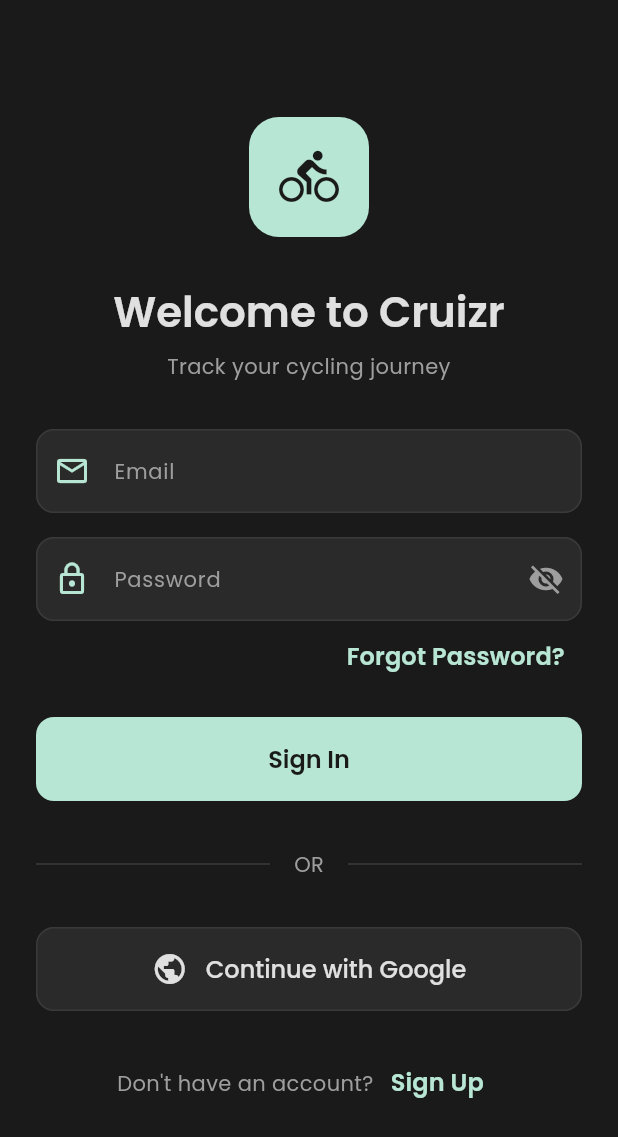
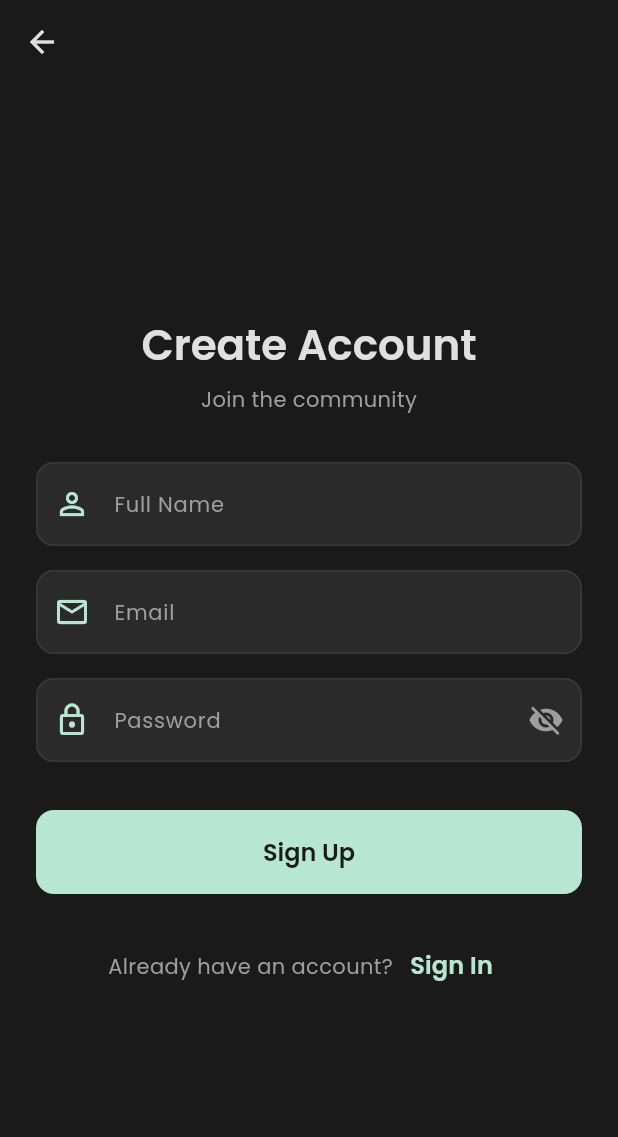
Before and after one commit to jithin-rajesh/Cycling-App, a Flutter app: the screen it shows after launch, after a tap on "Sign Up", on a phone screen of 412 x 824 dp. Shown: the top 1137 px of the screen. Run offline on Flutter 3.47's test engine with Material 3 defaults, Android fonts, the phone set to English and light mode, and no system bars; our stand-ins replace cloud_firestore, firebase_auth, firebase_core, firebase_storage, google_fonts, google_sign_in and 1 more; accounts and stored records are empty; network calls fail.

Commit message:
Added sign up and profile setup screens

```diff
--- a/lib/main.dart
+++ b/lib/main.dart
@@ -4,8 +4,10 @@ import 'theme/app_theme.dart';
 import 'screens/sign_in_screen.dart';
 import 'firebase_options.dart';
 
+import 'package:cloud_firestore/cloud_firestore.dart';
 import 'package:firebase_auth/firebase_auth.dart';
 import 'screens/home_screen.dart';
+import 'screens/profile_setup_screen.dart';
 
 void main() async {
   WidgetsFlutterBinding.ensureInitialized();
@@ -24,22 +26,56 @@ class CruizrApp extends StatelessWidget {
       title: 'Cruizr',
       debugShowCheckedModeBanner: false,
       theme: CruizrTheme.themeData,
-      home: StreamBuilder<User?>(
+      home: const AuthGate(),
+    );
+  }
+}
+
+class AuthGate extends StatelessWidget {
+  const AuthGate({super.key});
+
+  @override
+  Widget build(BuildContext context) {
+    return StreamBuilder<User?>(
       stream: FirebaseAuth.instance.authStateChanges(),
       builder: (context, snapshot) {
+        // 1. Auth State Loading
         if (snapshot.connectionState == ConnectionState.waiting) {
           return const Scaffold(
             body: Center(child: CircularProgressIndicator()),
           );
         }
 
-          if (snapshot.hasData) {
-            return const HomeScreen();
+        // 2. User Not Logged In
+        if (!snapshot.hasData) {
+          return const SignInScreen();
         }
 
-          return const SignInScreen();
+        // 3. User Logged In -> Check Firestore for Profile
+        final User user = snapshot.data!;
+        return StreamBuilder<DocumentSnapshot>(
+          stream: FirebaseFirestore.instance
+              .collection('users')
+              .doc(user.uid)
+              .snapshots(),
+          builder: (context, profileSnapshot) {
+            // Firestore Loading
+            if (profileSnapshot.connectionState == ConnectionState.waiting) {
+              return const Scaffold(
+                body: Center(child: CircularProgressIndicator()),
+              );
+            }
+
+            // Profile Doesn't Exist (or error) -> Go to Profile Setup
+            if (!profileSnapshot.hasData || !profileSnapshot.data!.exists) {
+              return const ProfileSetupScreen();
+            }
+
+            // Profile Exists -> Go Home
+            return const HomeScreen();
           },
-      ),
+        );
+      },
     );
   }
 }
--- a/lib/screens/sign_in_screen.dart
+++ b/lib/screens/sign_in_screen.dart
@@ -2,6 +2,7 @@ import 'package:flutter/material.dart';
 import 'package:firebase_auth/firebase_auth.dart';
 import 'package:google_sign_in/google_sign_in.dart';
 import '../theme/app_theme.dart';
+import 'sign_up_screen.dart';
 
 class SignInScreen extends StatefulWidget {
   const SignInScreen({super.key});
@@ -227,7 +228,9 @@ class _SignInScreenState extends State<SignInScreen> {
                     ),
                     TextButton(
                       onPressed: () {
-                         // Sign up navigation
+                         Navigator.of(context).push(
+                           MaterialPageRoute(builder: (context) => const SignUpScreen()),
+                         );
                       },
                       child: const Text(
                         'Sign Up',
--- /dev/null
+++ b/lib/screens/sign_up_screen.dart
@@ -0,0 +1,188 @@
+import 'package:flutter/material.dart';
+import 'package:firebase_auth/firebase_auth.dart';
+import '../theme/app_theme.dart';
+import 'profile_setup_screen.dart';
+import 'sign_in_screen.dart';
+
+class SignUpScreen extends StatefulWidget {
+  const SignUpScreen({super.key});
+
+  @override
+  State<SignUpScreen> createState() => _SignUpScreenState();
+}
+
+class _SignUpScreenState extends State<SignUpScreen> {
+  final _nameController = TextEditingController();
+  final _emailController = TextEditingController();
+  final _passwordController = TextEditingController();
+  bool _isLoading = false;
+  bool _isPasswordVisible = false;
+
+  Future<void> _signUp() async {
+    setState(() {
+      _isLoading = true;
+    });
+
+    try {
+      // 1. Create User
+      final userCredential = await FirebaseAuth.instance.createUserWithEmailAndPassword(
+        email: _emailController.text.trim(),
+        password: _passwordController.text,
+      );
+
+      // 2. Update Display Name (Initial)
+      if (userCredential.user != null && _nameController.text.isNotEmpty) {
+        await userCredential.user!.updateDisplayName(_nameController.text.trim());
+      }
+
+      if (mounted) {
+        // 3. Navigate to Profile Setup
+        Navigator.of(context).pushReplacement(
+          MaterialPageRoute(builder: (context) => const ProfileSetupScreen()),
+        );
+      }
+    } on FirebaseAuthException catch (e) {
+      if (mounted) {
+        ScaffoldMessenger.of(context).showSnackBar(
+          SnackBar(content: Text('Error: ${e.message}')),
+        );
+      }
+    } finally {
+      if (mounted) {
+        setState(() {
+          _isLoading = false;
+        });
+      }
+    }
+  }
+
+  @override
+  void dispose() {
+    _nameController.dispose();
+    _emailController.dispose();
+    _passwordController.dispose();
+    super.dispose();
+  }
+
+  @override
+  Widget build(BuildContext context) {
+    return Scaffold(
+      appBar: AppBar(
+        backgroundColor: Colors.transparent,
+        elevation: 0,
+        leading: IconButton(
+          icon: const Icon(Icons.arrow_back, color: CruizrTheme.textPrimary),
+          onPressed: () => Navigator.of(context).pop(),
+        ),
+      ),
+      body: Center(
+        child: SingleChildScrollView(
+          padding: const EdgeInsets.all(24.0),
+          child: ConstrainedBox(
+            constraints: const BoxConstraints(maxWidth: 400),
+            child: Column(
+              mainAxisAlignment: MainAxisAlignment.center,
+              crossAxisAlignment: CrossAxisAlignment.stretch,
+              children: [
+                // Header
+                Text(
+                  'Create Account',
+                  style: Theme.of(context).textTheme.headlineMedium,
+                  textAlign: TextAlign.center,
+                ),
+                const SizedBox(height: 8),
+                Text(
+                  'Join the community',
+                  style: Theme.of(context).textTheme.bodyMedium,
+                  textAlign: TextAlign.center,
+                ),
+                const SizedBox(height: 32),
+
+                // Form
+                TextField(
+                  controller: _nameController,
+                  style: Theme.of(context).textTheme.bodyLarge,
+                  decoration: const InputDecoration(
+                    labelText: 'Full Name',
+                    prefixIcon: Icon(Icons.person_outline, color: CruizrTheme.primaryMint),
+                  ),
+                ),
+                const SizedBox(height: 16),
+                TextField(
+                  controller: _emailController,
+                  keyboardType: TextInputType.emailAddress,
+                  style: Theme.of(context).textTheme.bodyLarge,
+                  decoration: const InputDecoration(
+                    labelText: 'Email',
+                    prefixIcon: Icon(Icons.email_outlined, color: CruizrTheme.primaryMint),
+                  ),
+                ),
+                const SizedBox(height: 16),
+                TextField(
+                  controller: _passwordController,
+                  obscureText: !_isPasswordVisible,
+                  style: Theme.of(context).textTheme.bodyLarge,
+                  decoration: InputDecoration(
+                    labelText: 'Password',
+                    prefixIcon: const Icon(Icons.lock_outline, color: CruizrTheme.primaryMint),
+                    suffixIcon: IconButton(
+                      icon: Icon(
+                        _isPasswordVisible ? Icons.visibility : Icons.visibility_off,
+                        color: CruizrTheme.textSecondary,
+                      ),
+                      onPressed: () {
+                        setState(() {
+                          _isPasswordVisible = !_isPasswordVisible;
+                        });
+                      },
+                    ),
+                  ),
+                ),
+                const SizedBox(height: 32),
+
+                // Sign Up Button
+                FilledButton(
+                  onPressed: _isLoading ? null : _signUp,
+                  child: _isLoading
+                      ? const SizedBox(
+                          height: 24,
+                          width: 24,
+                          child: CircularProgressIndicator(
+                            strokeWidth: 2.5,
+                            color: CruizrTheme.background,
+                          ),
+                        )
+                      : const Text('Sign Up'),
+                ),
+
+                const SizedBox(height: 24),
+
+                // Footer
+                Row(
+                  mainAxisAlignment: MainAxisAlignment.center,
+                  children: [
+                    Text(
+                      "Already have an account?",
+                      style: Theme.of(context).textTheme.bodyMedium,
+                    ),
+                    TextButton(
+                      onPressed: () {
+                         Navigator.of(context).pushReplacement(
+                            MaterialPageRoute(builder: (context) => const SignInScreen()),
+                         );
+                      },
+                      child: const Text(
+                        'Sign In',
+                        style: TextStyle(color: CruizrTheme.primaryMint),
+                      ),
+                    ),
+                  ],
+                ),
+              ],
+            ),
+          ),
+        ),
+      ),
+    );
+  }
+}
--- a/pubspec.yaml
+++ b/pubspec.yaml
@@ -22,6 +22,9 @@ dependencies:
 
   # Icons
   cupertino_icons: ^1.0.2
+  cloud_firestore: ^6.1.1
+  firebase_storage: ^13.0.5
+  image_picker: ^1.2.1
 
 dev_dependencies:
   flutter_test:
```
Also changed, not shown: lib/screens/profile_setup_screen.dart (added, +307 -0 lines), pubspec.lock, 6 other files. Lines whose indentation alone changed are shown as unchanged.
